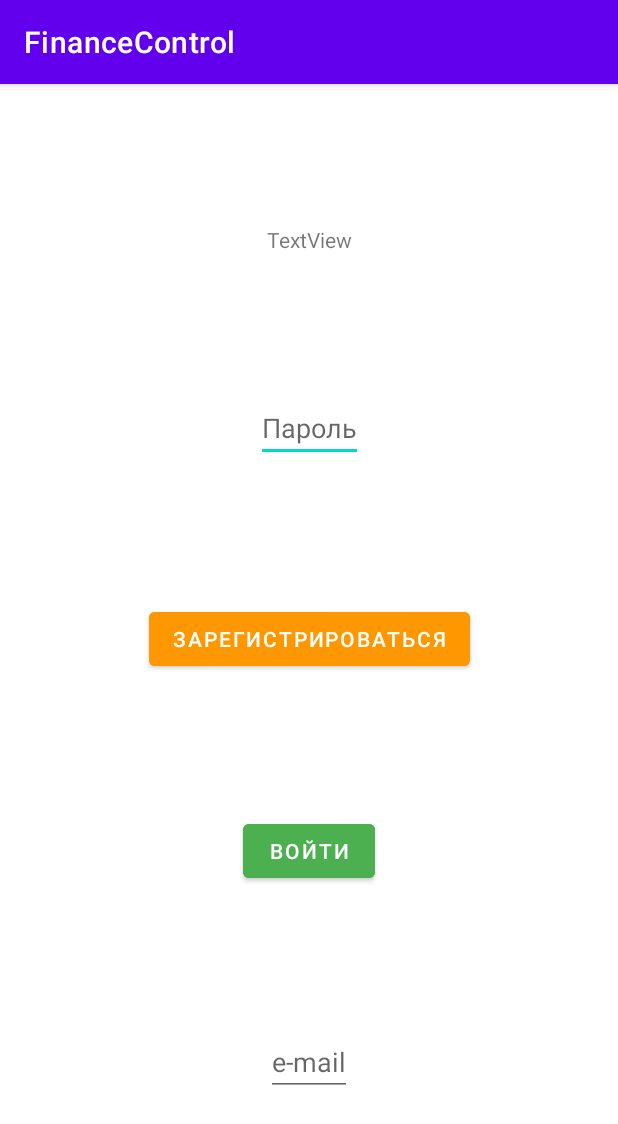
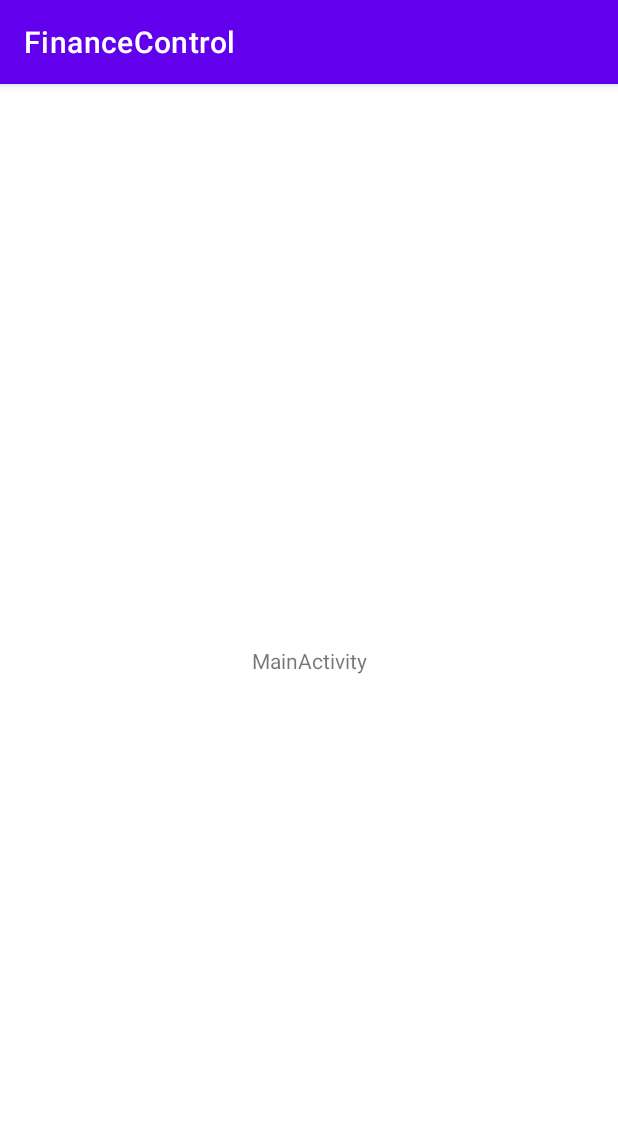
Before and after one commit to Alsalut/FinanceControl, an Android app: the screen it shows after launch (MainActivity), on a phone screen of 412 x 824 dp. Shown: the top 1124 px of the screen. Run offline under Robolectric (Android 15) with nearby library versions, the phone set to English and light mode, and no system bars; 1 statement that could not run was skipped.

```diff
--- a/app/src/main/java/com/example/financecontrol/CurrencyExchange.kt
+++ b/app/src/main/java/com/example/financecontrol/CurrencyExchange.kt
@@ -4,7 +4,7 @@ import android.os.Bundle
 import android.text.Editable
 import android.text.TextWatcher
 import androidx.appcompat.app.AppCompatActivity
-import kotlinx.android.synthetic.main.activity_currency_exchange.*
+import kotlinx.android.synthetic.main.currency_exchange.*
 
 class CurrencyExchange : AppCompatActivity()
 {
@@ -13,7 +13,7 @@ class CurrencyExchange : AppCompatActivity()
     override fun onCreate(savedInstanceState: Bundle?)
     {
         super.onCreate(savedInstanceState)
-        setContentView(R.layout.activity_currency_exchange)
+        setContentView(R.layout.currency_exchange)
 
         etListener()
     }
--- a/app/src/main/res/layout/activity_main.xml
+++ b/app/src/main/res/layout/activity_main.xml
@@ -7,58 +7,14 @@
     android:layout_height="match_parent"
     tools:context=".MainActivity">
 
-    <EditText
-        android:id="@+id/et_password"
+    <TextView
+        android:id="@+id/textView"
         android:layout_width="wrap_content"
         android:layout_height="wrap_content"
-        android:hint="Пароль"
-        app:layout_constraintBottom_toTopOf="@+id/btn_registration"
-        app:layout_constraintEnd_toEndOf="@+id/btn_registration"
-        app:layout_constraintStart_toStartOf="@+id/btn_registration"
-        app:layout_constraintTop_toBottomOf="@+id/tv_unregister" />
-
-    <Button
-        android:id="@+id/btn_registration"
-        android:layout_width="wrap_content"
-        android:layout_height="wrap_content"
-        android:backgroundTint="@color/orange"
-        android:text="Зарегистрироваться"
-        app:layout_constraintBottom_toTopOf="@+id/btn_log_in"
-        app:layout_constraintEnd_toEndOf="@+id/btn_log_in"
-        app:layout_constraintStart_toStartOf="@+id/btn_log_in"
-        app:layout_constraintTop_toBottomOf="@+id/et_password" />
-
-    <Button
-        android:id="@+id/btn_log_in"
-        android:layout_width="wrap_content"
-        android:layout_height="wrap_content"
-        android:backgroundTint="@color/green"
-        android:text="Войти"
-        app:layout_constraintBottom_toTopOf="@+id/et_e_mail"
-        app:layout_constraintEnd_toEndOf="@+id/et_e_mail"
-        app:layout_constraintHorizontal_bias="0.5"
-        app:layout_constraintStart_toStartOf="@+id/et_e_mail"
-        app:layout_constraintTop_toBottomOf="@+id/btn_registration" />
-
-    <EditText
-        android:id="@+id/et_e_mail"
-        android:layout_width="wrap_content"
-        android:layout_height="wrap_content"
-        android:hint="e-mail"
-        android:inputType="textMultiLine"
+        android:text="MainActivity"
         app:layout_constraintBottom_toBottomOf="parent"
         app:layout_constraintEnd_toEndOf="parent"
         app:layout_constraintStart_toStartOf="parent"
-        app:layout_constraintTop_toBottomOf="@+id/btn_log_in" />
-
-    <TextView
-        android:id="@+id/tv_unregister"
-        android:layout_width="wrap_content"
-        android:layout_height="wrap_content"
-        android:text="TextView"
-        app:layout_constraintBottom_toTopOf="@+id/et_password"
-        app:layout_constraintEnd_toEndOf="@+id/et_password"
-        app:layout_constraintStart_toStartOf="@+id/et_password"
         app:layout_constraintTop_toTopOf="parent" />
 
 </androidx.constraintlayout.widget.ConstraintLayout>
--- a/app/src/main/res/values/strings.xml
+++ b/app/src/main/res/values/strings.xml
@@ -1,3 +1,9 @@
 <resources>
     <string name="app_name">FinanceControl</string>
+    <string name="text_menu_about_app">О приложении</string>
+    <string name="text_logo">Financial Control</string>
+    <string name="text_menu_menu_1">Menu 1</string>
+    <string name="text_menu_menu_2">Menu 2</string>
+    <string name="text_menu_menu_3">Menu 3</string>
+    <string name="text_about_app">FinanceControl\nсохраняет историю финансовых операций в нескольких валютах. Позволяет конвертировать одну валюту в другую. А также, производить поиск в истории по введённой фразе.\nАвтор программы : Минин Д.В.\nДата создания : 14.01.2023\nВерсия приложения :</string>
 </resources>
--- a/build.gradle
+++ b/build.gradle
@@ -1,10 +1,10 @@
 buildscript {
     dependencies {
-        classpath 'com.google.gms:google-services:4.3.14'
+        classpath 'com.google.gms:google-services:4.3.15'
     }
 }// Top-level build file where you can add configuration options common to all sub-projects/modules.
 plugins {
-    id 'com.android.application' version '7.3.1' apply false
-    id 'com.android.library' version '7.3.1' apply false
+    id 'com.android.application' version '7.4.0' apply false
+    id 'com.android.library' version '7.4.0' apply false
     id 'org.jetbrains.kotlin.android' version '1.7.20' apply false
 }
```
Also changed, not shown: app/src/main/AndroidManifest.xml (+11 -4 lines), app/src/main/java/about_app/AboutApp.kt (added, +27 -0 lines), app/src/main/java/com/example/financecontrol/LoginOk.kt (deleted, +0 -13 lines), app/src/main/java/com/example/financecontrol/MainActivity.kt (+23 -13 lines), app/src/main/java/com/example/financecontrol/RegisterActivity.kt (deleted, +0 -13 lines), app/src/main/res/layout/activity_about_app.xml (added, +38 -0 lines), app/src/main/res/layout/activity_login_ok.xml (deleted, +0 -18 lines), app/src/main/res/layout/activity_register.xml (deleted, +0 -9 lines), app/src/main/res/layout/activity_registration.xml (added, +52 -0 lines), app/src/main/java/com/example/financecontrol/Constants.kt (renamed from app/src/main/java/com/example/financecontrol/CConstant.kt), app/src/main/res/layout/currency_exchange.xml (renamed from app/src/main/res/layout/activity_currency_exchange.xml), gradle/wrapper/gradle-wrapper.properties.
